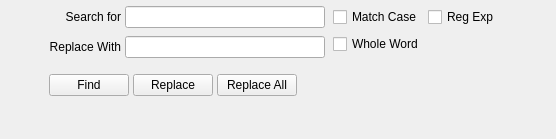
The window that armadillo/plugins/find_replace/find_replace.ui (rkyleg/scope) describes before a commit, drawn with Qt 5.
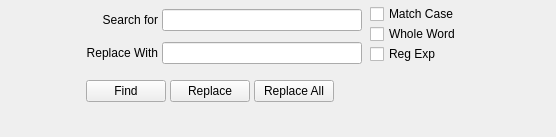
The same window after the commit.

Commit message: significant redesign of plugin __init__ structure added tools button and menu for some plugins new find_files plugin style updates

```diff
--- a/armadillo/plugins/find_replace/find_replace.ui
+++ b/armadillo/plugins/find_replace/find_replace.ui
@@ -7,7 +7,7 @@
     <x>0</x>
     <y>0</y>
     <width>556</width>
-    <height>139</height>
+    <height>137</height>
    </rect>
   </property>
   <property name="windowTitle">
@@ -102,19 +102,6 @@
         </property>
        </widget>
       </item>
-      <item row="0" column="5">
-       <spacer name="horizontalSpacer_4">
-        <property name="orientation">
-         <enum>Qt::Horizontal</enum>
-        </property>
-        <property name="sizeHint" stdset="0">
-         <size>
-          <width>2</width>
-          <height>20</height>
-         </size>
-        </property>
-       </spacer>
-      </item>
       <item row="0" column="0" rowspan="2" colspan="2">
        <widget class="QLabel" name="label">
         <property name="text">
@@ -146,9 +133,12 @@
          <property name="bottomMargin">
           <number>0</number>
          </property>
-         <property name="spacing">
+         <property name="horizontalSpacing">
           <number>4</number>
          </property>
+         <property name="verticalSpacing">
+          <number>0</number>
+         </property>
          <item row="1" column="0">
           <widget class="QCheckBox" name="ckbx_wo">
            <property name="text">
@@ -163,7 +153,7 @@
            </property>
           </widget>
          </item>
-         <item row="0" column="1">
+         <item row="2" column="0">
           <widget class="QCheckBox" name="ckbx_re">
            <property name="text">
             <string>Reg Exp</string>
@@ -263,6 +253,19 @@
         </property>
        </spacer>
       </item>
+      <item row="0" column="5" rowspan="3">
+       <spacer name="horizontalSpacer_4">
+        <property name="orientation">
+         <enum>Qt::Horizontal</enum>
+        </property>
+        <property name="sizeHint" stdset="0">
+         <size>
+          <width>2</width>
+          <height>20</height>
+         </size>
+        </property>
+       </spacer>
+      </item>
      </layout>
     </widget>
    </item>
```
Left out of the diff: 53 changed lines with no effect on the pictures. The commit also changes 24 other files.
